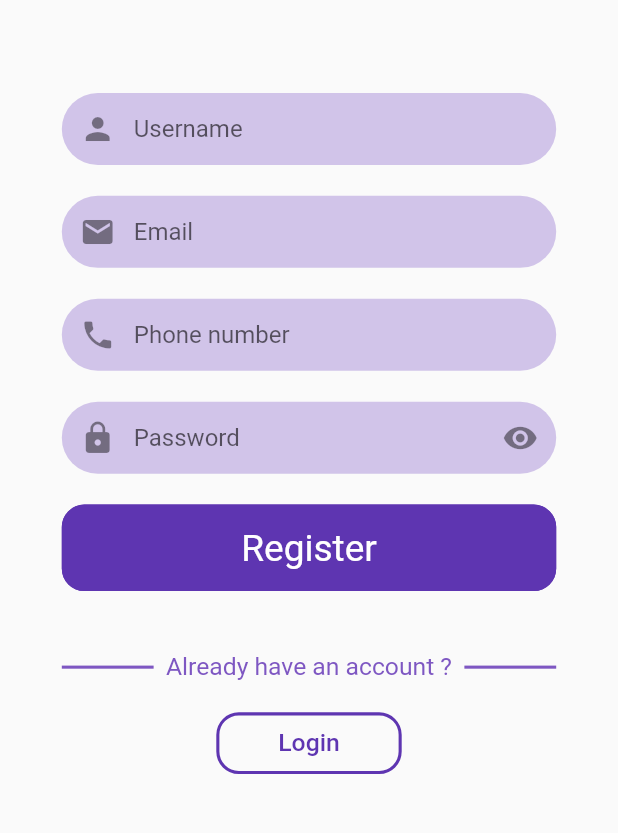
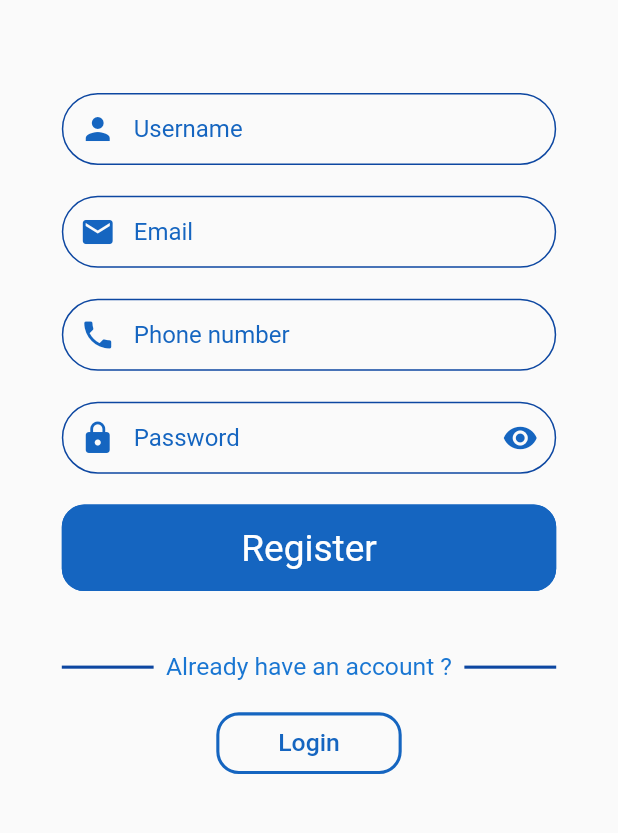
Before and after one commit to chanakaCP/wave-mobile-app, a Flutter app: the screen it shows after launch, after a tap on "Log In", after a tap on "Register", on a phone screen of 412 x 824 dp, the part 359-1192 px from its top. Run offline on Flutter 3.47's test engine with Material 2 defaults, Android fonts, the phone set to English and light mode, and no system bars; our stand-ins replace cloud_firestore, firebase_auth, firebase_core, get, stacked; accounts and stored records are empty.

Commit message:
UPDATE: ui colors

```diff
--- a/lib/screens/CustomWidgets/CustomButton.dart
+++ b/lib/screens/CustomWidgets/CustomButton.dart
@@ -38,7 +38,7 @@ class CustomButton extends StatelessWidget {
         ),
         color: bgColor,
         textColor: textColor,
-        splashColor: Colors.green[200],
+        splashColor: Colors.blue[200],
         child: Text(
           title,
           style: TextStyle(
--- a/lib/screens/CustomWidgets/CustomFormField.dart
+++ b/lib/screens/CustomWidgets/CustomFormField.dart
@@ -44,26 +44,30 @@ class _CustomFormFieldState extends State<CustomFormField> {
         decoration: InputDecoration(
           contentPadding: EdgeInsets.all(10.0),
           enabledBorder: OutlineInputBorder(
-            borderSide: BorderSide(color: Colors.transparent),
+            borderSide: BorderSide(color: Colors.blue[900]),
             borderRadius: BorderRadius.all(Radius.circular(50.0)),
           ),
           focusedBorder: OutlineInputBorder(
-            borderSide: BorderSide(color: Colors.transparent),
+            borderSide: BorderSide(color: Colors.blue[900]),
             borderRadius: BorderRadius.all(Radius.circular(50.0)),
           ),
           errorBorder: OutlineInputBorder(
-            borderSide: BorderSide(color: Colors.transparent),
+            borderSide: BorderSide(color: Colors.blue[900]),
             borderRadius: BorderRadius.circular(50.0),
           ),
           focusedErrorBorder: OutlineInputBorder(
-            borderSide: BorderSide(color: Colors.transparent),
+            borderSide: BorderSide(color: Colors.blue[900]),
             borderRadius: BorderRadius.circular(50.0),
           ),
-          prefixIcon: Icon(this.widget.prefixIcon),
+          prefixIcon: Icon(
+            this.widget.prefixIcon,
+            color: Colors.blue[800],
+          ),
           suffixIcon: (this.widget.isPass == true)
               ? IconButton(
                   icon: Icon(
                     (isHide == true) ? Icons.visibility : Icons.visibility_off,
+                    color: Colors.blue[800],
                   ),
                   onPressed: () {
                     setState(() {
@@ -72,10 +76,7 @@ class _CustomFormFieldState extends State<CustomFormField> {
                   })
               : null,
           hintText: this.widget.hintText,
-          filled: true,
-          fillColor: (this.widget.fillColor == null)
-              ? Colors.white
-              : this.widget.fillColor,
+          hintStyle: TextStyle(color: Colors.blue[800]),
           border: InputBorder.none,
         ),
       ),
--- a/lib/screens/Features/Auth/SignIn/SignInScreenVIew.dart
+++ b/lib/screens/Features/Auth/SignIn/SignInScreenVIew.dart
@@ -26,7 +26,6 @@ class SignInScreen extends StatelessWidget {
             child: Column(
               children: [
                 CustomFormField(
-                  fillColor: Colors.deepPurple[100],
                   hintText: "username",
                   isPass: false,
                   fieldController: model.userNameController,
@@ -34,7 +33,6 @@ class SignInScreen extends StatelessWidget {
                 ),
                 SizedBox(height: blockHeight * 2.5),
                 CustomFormField(
-                  fillColor: Colors.deepPurple[100],
                   hintText: "password",
                   isPass: true,
                   fieldController: model.passController,
@@ -43,7 +41,7 @@ class SignInScreen extends StatelessWidget {
                 SizedBox(height: blockHeight * 2.5),
                 CustomButton(
                   title: "Log In",
-                  bgColor: Colors.deepPurple[600],
+                  bgColor: Colors.blue[800],
                   textColor: Colors.white,
                   callback: () {
                     model.onClickSignIn();
@@ -68,21 +66,21 @@ class SignInScreen extends StatelessWidget {
                               children: [
                                 Expanded(
                                   child: Container(
-                                    color: Colors.deepPurple[400],
+                                    color: Colors.blue[900],
                                     height: blockHeight * .25,
                                   ),
                                 ),
                                 SizedBox(width: blockWidth * 2),
                                 CustomText(
                                   text: "Don't have an account ?",
-                                  color: Colors.deepPurple[400],
+                                  color: Colors.blue[700],
                                   size: blockWidth * 4,
                                   weight: FontWeight.w400,
                                 ),
                                 SizedBox(width: blockWidth * 2),
                                 Expanded(
                                   child: Container(
-                                    color: Colors.deepPurple[400],
+                                    color: Colors.blue[900],
                                     height: blockHeight * .25,
                                   ),
                                 ),
@@ -93,8 +91,8 @@ class SignInScreen extends StatelessWidget {
                           CustomButton(
                             title: "Register",
                             bgColor: Colors.transparent,
-                            textColor: Colors.deepPurple[600],
-                            borderColor: Colors.deepPurple[600],
+                            textColor: Colors.blue[800],
+                            borderColor: Colors.blue[800],
                             height: blockHeight * 5,
                             width: blockWidth * 30,
                             fontSize: blockWidth * 4,
--- a/lib/screens/Features/Auth/SignUp/SignUpScreenView.dart
+++ b/lib/screens/Features/Auth/SignUp/SignUpScreenView.dart
@@ -26,7 +26,6 @@ class SignUpScreen extends StatelessWidget {
             child: Column(
               children: [
                 CustomFormField(
-                  fillColor: Colors.deepPurple[100],
                   hintText: "Username",
                   isPass: false,
                   fieldController: model.userNameController,
@@ -34,21 +33,18 @@ class SignUpScreen extends StatelessWidget {
                 ),
                 SizedBox(height: blockHeight * 2.5),
                 CustomFormField(
-                    fillColor: Colors.deepPurple[100],
                     hintText: "Email",
                     isPass: false,
                     fieldController: model.emailController,
                     prefixIcon: Icons.mail),
                 SizedBox(height: blockHeight * 2.5),
                 CustomFormField(
-                    fillColor: Colors.deepPurple[100],
                     hintText: "Phone number",
                     isPass: false,
                     fieldController: model.mobileController,
                     prefixIcon: Icons.phone),
                 SizedBox(height: blockHeight * 2.5),
                 CustomFormField(
-                  fillColor: Colors.deepPurple[100],
                   hintText: "Password",
                   isPass: true,
                   fieldController: model.passController,
@@ -57,7 +53,7 @@ class SignUpScreen extends StatelessWidget {
                 SizedBox(height: blockHeight * 2.5),
                 CustomButton(
                   title: "Register",
-                  bgColor: Colors.deepPurple[600],
+                  bgColor: Colors.blue[800],
                   textColor: Colors.white,
                   callback: () {
                     model.onClickSignUp();
@@ -82,21 +78,21 @@ class SignUpScreen extends StatelessWidget {
                               children: [
                                 Expanded(
                                   child: Container(
-                                    color: Colors.deepPurple[400],
+                                    color: Colors.blue[900],
                                     height: blockHeight * .25,
                                   ),
                                 ),
                                 SizedBox(width: blockWidth * 2),
                                 CustomText(
                                   text: "Already have an account ?",
-                                  color: Colors.deepPurple[400],
+                                  color: Colors.blue[700],
                                   size: blockWidth * 4,
                                   weight: FontWeight.w400,
                                 ),
                                 SizedBox(width: blockWidth * 2),
                                 Expanded(
                                   child: Container(
-                                    color: Colors.deepPurple[400],
+                                    color: Colors.blue[900],
                                     height: blockHeight * .25,
                                   ),
                                 ),
@@ -107,8 +103,8 @@ class SignUpScreen extends StatelessWidget {
                           CustomButton(
                             title: "Login",
                             bgColor: Colors.transparent,
-                            textColor: Colors.deepPurple[600],
-                            borderColor: Colors.deepPurple[600],
+                            textColor: Colors.blue[800],
+                            borderColor: Colors.blue[800],
                             height: blockHeight * 5,
                             width: blockWidth * 30,
                             fontSize: blockWidth * 4,
--- /dev/null
+++ b/lib/screens/Features/WelcomeScreen.dart
@@ -0,0 +1,25 @@
+import 'package:flutter/material.dart';
+import 'package:wave_mobile_app/Shared/SizeConfig.dart';
+
+class WelcomeScreen extends StatefulWidget {
+  @override
+  _WelcomeScreenState createState() => _WelcomeScreenState();
+}
+
+class _WelcomeScreenState extends State<WelcomeScreen> {
+  double blockHeight = SizeConfig.safeBlockVertical;
+  double blockWidth = SizeConfig.safeBlockHorizontal;
+
+  @override
+  Widget build(BuildContext context) {
+    return Scaffold(
+      body: Container(
+        padding: EdgeInsets.symmetric(
+          vertical: blockHeight * 5 + SizeConfig.paddingTop,
+          horizontal: blockWidth * 7.5,
+        ),
+        child: Text("Wave app"),
+      ),
+    );
+  }
+}
```
